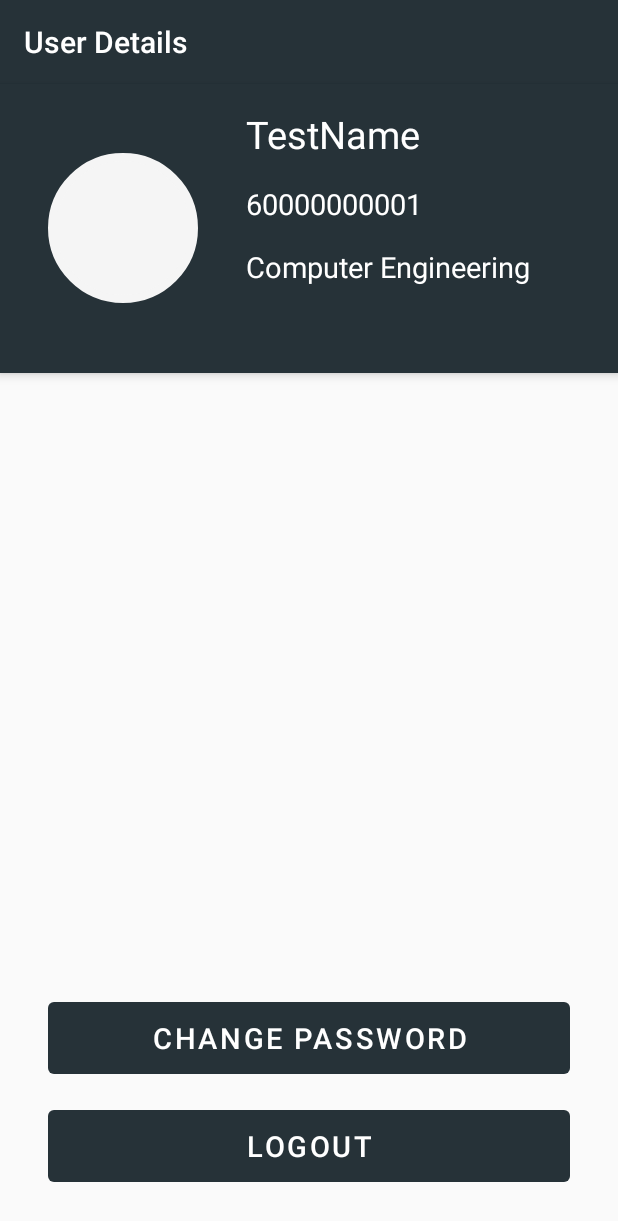
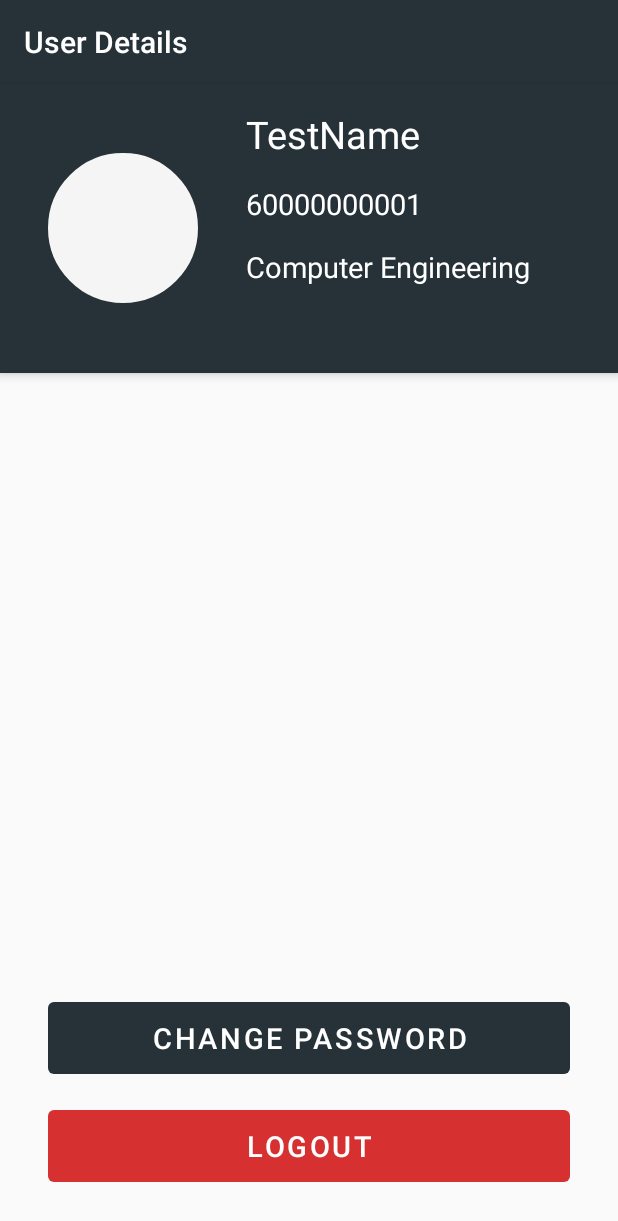
Before and after one commit to djunicode/attendance-android-app, an Android app: the UserActivity screen opened directly, with no data from a screen before it, on a phone screen of 412 x 824 dp. Shown: the top 1221 px of the screen. Run offline under Robolectric (Android 15) with nearby library versions, the phone set to English and light mode, and no system bars; 1 statement that could not run was skipped.

Commit message:
Minor Mods 2

```diff
--- a/app/src/main/java/io/github/djunicode/attendanceapp/TeacherSide/Models/Lecture.java
+++ b/app/src/main/java/io/github/djunicode/attendanceapp/TeacherSide/Models/Lecture.java
@@ -2,7 +2,7 @@ package io.github.djunicode.attendanceapp.TeacherSide.Models;
 
 import android.os.Parcel;
 import android.os.Parcelable;
-//use LectureModel
+
 public class Lecture implements Parcelable {
 
     private String subjectName;
--- a/app/src/main/java/io/github/djunicode/attendanceapp/TeacherSide/Models/WebLectureOfDay.java
+++ b/app/src/main/java/io/github/djunicode/attendanceapp/TeacherSide/Models/WebLectureOfDay.java
@@ -1,6 +1,4 @@
 package io.github.djunicode.attendanceapp.TeacherSide.Models;
-
-import com.google.gson.annotations.SerializedName;
 
 import java.util.ArrayList;
 
--- a/app/src/main/res/layout/content_user.xml
+++ b/app/src/main/res/layout/content_user.xml
@@ -29,7 +29,7 @@
 
     <Button
         android:id="@+id/button_logout"
-        style="@style/Widget.MaterialComponents.Button"
+        style="@style/ErrorButtonStyle"
         android:layout_width="0dp"
         android:layout_height="wrap_content"
         android:layout_marginStart="32dp"
@@ -37,7 +37,7 @@
         android:layout_marginBottom="36dp"
         android:background="@drawable/btn_background_corners"
         android:backgroundTint="@color/errorWidgetColor"
-        android:text="LOGOUT"
+        android:text="Logout"
         android:textColor="@color/colorOnErrorWidget"
         android:textSize="19sp"
         app:layout_constraintBottom_toBottomOf="parent"
--- a/app/src/main/res/values/styles.xml
+++ b/app/src/main/res/values/styles.xml
@@ -23,4 +23,8 @@
         <item name="android:background">@drawable/log_in_button</item>
     </style>
 
+    <style name="ErrorButtonStyle" parent="Widget.MaterialComponents.Button">
+        <item name="backgroundTint">@color/errorWidgetColor</item>
+    </style>
+
 </resources>
```
Also changed, not shown: app/src/main/java/io/github/djunicode/attendanceapp/MainActivity.java (+1 -15 lines).
